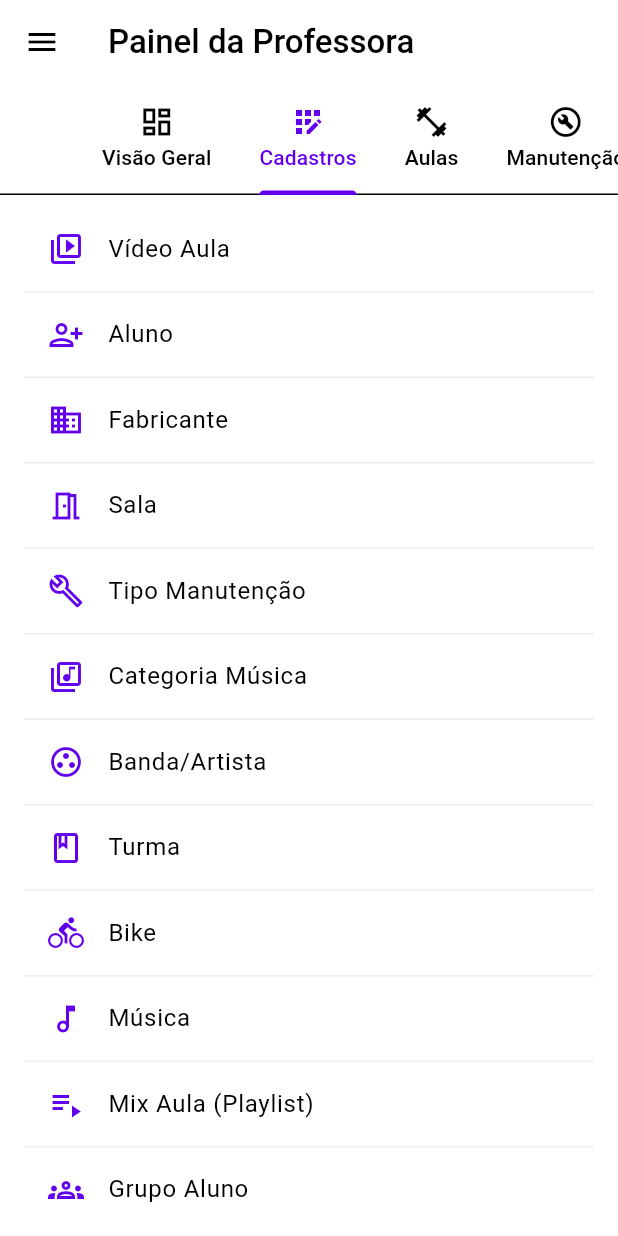
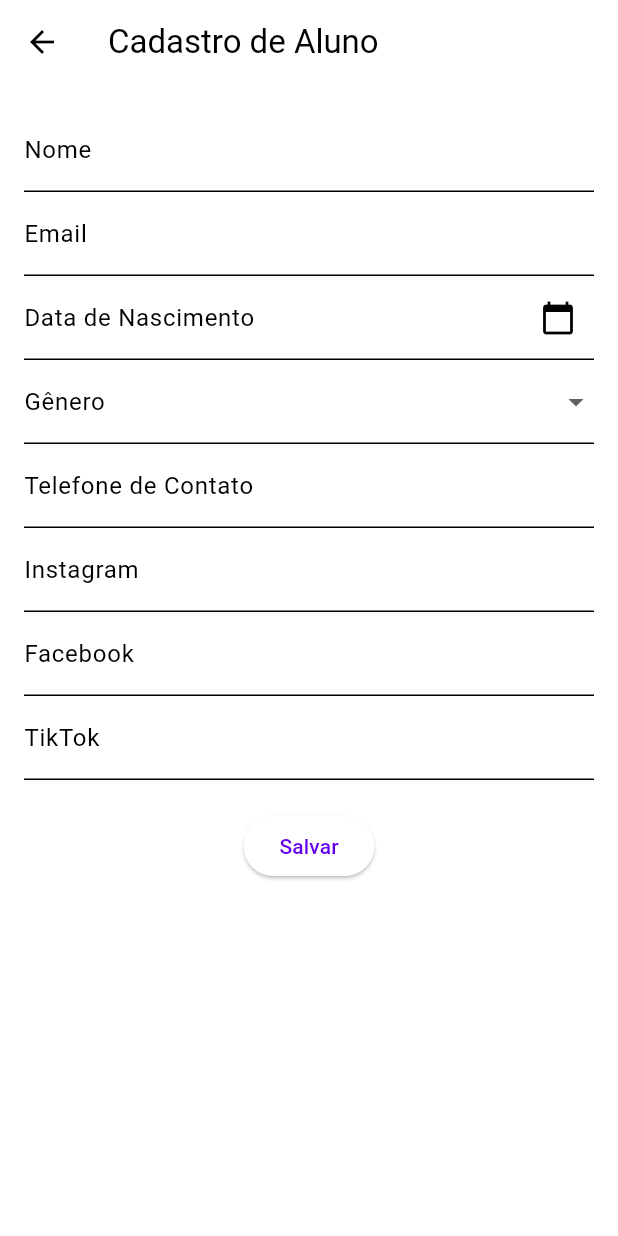
Before and after one commit to Eduardo-BGarcia/Spin_Flow, a Flutter app: the screen it shows after launch, tab 2 chosen, after a tap on "Aluno", on a phone screen of 412 x 824 dp. Run offline on Flutter 3.47's test engine with Material 3 defaults, Android fonts, the phone set to English and light mode, and no system bars.

Commit message:
[ FEAT ] Implementação dos DTOs e formulários de alunos e Video Aulas

```diff
--- a/lib/configuracao/aplicativo.dart
+++ b/lib/configuracao/aplicativo.dart
@@ -1,6 +1,8 @@
 import 'package:flutter/material.dart';
 import 'package:spin_flow/configuracao/rotas.dart';
 import 'package:spin_flow/telas/dashboard.dart';
+import 'package:spin_flow/telas/forms/aluno_form.dart';
+import 'package:spin_flow/telas/forms/video_aula_form.dart';
 
 class Aplicativo extends StatelessWidget {
   const Aplicativo({super.key});
@@ -14,6 +16,8 @@ class Aplicativo extends StatelessWidget {
       initialRoute: Rotas.home,
       routes: {
         Rotas.home: (context) => const TelaDashboard(),
+        Rotas.videoAulaForm: (context) => VideoAulaForm(),
+        Rotas.alunoForm: (context) => AlunoForm(),
       },
       home: const TelaDashboard(),
     );
--- a/lib/configuracao/rotas.dart
+++ b/lib/configuracao/rotas.dart
@@ -1,3 +1,5 @@
 class Rotas {
   static const String home = "/home";
+  static const String videoAulaForm = "/video-aula/formulario";
+  static const String alunoForm = "/aluno/formulario";
 }
--- a/lib/entities/template_entity.dart
+++ b/lib/entities/template_entity.dart
@@ -1,4 +1,4 @@
-class TemplateEntity {
+class DTOTemplate {
   final String id;
   final String name;
   final String? description;
@@ -8,7 +8,7 @@ class TemplateEntity {
   final DateTime? deletedAt;
   final bool isActive;
 
-  TemplateEntity({
+  DTOTemplate({
     required this.id,
     required this.name,
     required this.description,
--- /dev/null
+++ b/lib/enums/generos_enum.dart
@@ -0,0 +1,40 @@
+enum GeneroEnum {
+  masculino("Masculino"),
+  feminino("Feminino"),
+  outro("Outro"),
+  naoInformado("Não Informado");
+
+  final String? value;
+
+  const GeneroEnum([this.value]);
+
+  String get descricao {
+    switch (this) {
+      case GeneroEnum.masculino:
+        return 'Masculino';
+      case GeneroEnum.feminino:
+        return 'Feminino';
+      case GeneroEnum.outro:
+        return 'Outro';
+      case GeneroEnum.naoInformado:
+        return 'Não Informado';
+    }
+  }
+
+  static GeneroEnum? fromValue(String? value) {
+    if (value == null) return null;
+    return GeneroEnum.values.firstWhere(
+      (genero) => genero.toString() == value,
+      orElse: () => GeneroEnum.naoInformado,
+    );
+  }
+
+  static List<Map<String, String>> get dropdownOptions {
+    return GeneroEnum.values.map((genero) {
+      return {
+        'value': genero.toString(),
+        'label': genero.descricao,
+      };
+    }).toList();
+  }
+}
--- /dev/null
+++ b/lib/telas/forms/aluno_form.dart
@@ -0,0 +1,128 @@
+import 'package:flutter/material.dart';
+import 'package:spin_flow/enums/generos_enum.dart';
+import 'package:spin_flow/utils/data_utils.dart';
+import 'package:spin_flow/utils/validation_utils.dart';
+import 'package:spin_flow/widgets/components/campo_data.dart';
+
+class AlunoForm extends StatefulWidget {
+  const AlunoForm({super.key});
+
+  @override
+  State<StatefulWidget> createState() {
+    return _AlunoFormState();
+  }
+}
+
+class _AlunoFormState extends State<AlunoForm> {
+  final _formKey = GlobalKey<FormState>();
+  String? _id;
+  String? _name;
+  String? _email;
+  DateTime? _dataNascimento;
+  GeneroEnum? _genero;
+  String? _telefoneContato;
+  String? _perfilInstagram;
+  String? _perfilFacebook;
+  String? _perfilTiktok;
+  bool? _isActive = true;
+
+  DateTime currentDate = DateTime.now();
+
+  @override
+  Widget build(BuildContext context) {
+    return Scaffold(
+      appBar: AppBar(
+        title: const Text('Cadastro de Aluno'),
+      ),
+      body: Padding(
+        padding: const EdgeInsets.all(16.0),
+        child: Form(
+          key: _formKey,
+          child: Column(
+            children: [
+              TextFormField(
+                decoration: const InputDecoration(labelText: 'Nome'),
+                validator: (value) => stringValidator(value),
+                onSaved: (value) {
+                  _name = value;
+                },
+              ),
+              TextFormField(
+                decoration: const InputDecoration(labelText: 'Email'),
+                validator: (value) => emailValidator(value),
+                onSaved: (value) {
+                  _email = value;
+                },
+              ),
+              CampoData(
+                  label: "Data de Nascimento",
+                  dataMaxima: currentDate,
+                  dataMinima: DateTime(1900),
+                  onChanged: (value) {
+                    setState(() {
+                      _dataNascimento = value;
+                    });
+                  },
+                  valorInicial: _dataNascimento),
+              DropdownButtonFormField<GeneroEnum>(
+                decoration: const InputDecoration(labelText: 'Gênero'),
+                items: GeneroEnum.dropdownOptions
+                    .map(
+                      (item) => DropdownMenuItem(
+                          value: GeneroEnum.fromValue(item["value"]),
+                          child: Text(item['label']!)),
+                    )
+                    .toList(),
+                onChanged: (value) {
+                  setState(() {
+                    _genero = value;
+                  });
+                },
+                validator: (value) => dropdownValidator<GeneroEnum>(value),
+              ),
+              TextFormField(
+                decoration:
+                    const InputDecoration(labelText: 'Telefone de Contato'),
+                keyboardType: TextInputType.phone,
+                validator: (value) => stringValidator(value),
+                onSaved: (value) {
+                  _telefoneContato = value;
+                },
+              ),
+              TextFormField(
+                decoration: const InputDecoration(labelText: 'Instagram'),
+                keyboardType: TextInputType.url,
+                onSaved: (value) {
+                  _perfilInstagram = value;
+                },
+              ),
+              TextFormField(
+                decoration: const InputDecoration(labelText: 'Facebook'),
+                keyboardType: TextInputType.url,
+                onSaved: (value) {
+                  _perfilFacebook = value;
+                },
+              ),
+              TextFormField(
+                decoration: const InputDecoration(labelText: 'TikTok'),
+                keyboardType: TextInputType.url,
+                onSaved: (value) {
+                  _perfilTiktok = value;
+                },
+              ),
+              const SizedBox(height: 20),
+              ElevatedButton(
+                onPressed: () {
+                  if (_formKey.currentState!.validate()) {
+                    _formKey.currentState!.save();
+                  }
+                },
+                child: const Text('Salvar'),
+              ),
+            ],
+          ),
+        ),
+      ),
+    );
+  }
+}
--- /dev/null
+++ b/lib/utils/data_utils.dart
@@ -0,0 +1,4 @@
+String? dateToString(DateTime? date) {
+  if (date == null) return null;
+  return "${date.year.toString().padLeft(4, '0')}-${date.month.toString().padLeft(2, '0')}-${date.day.toString().padLeft(2, '0')}";
+}
--- /dev/null
+++ b/lib/widgets/components/campo_data.dart
@@ -0,0 +1,71 @@
+import 'package:flutter/material.dart';
+import 'package:intl/intl.dart';
+
+class CampoData extends StatefulWidget {
+  final String label;
+  final void Function(DateTime)? onChanged;
+  final DateTime? valorInicial;
+  final DateTime? dataMinima;
+  final DateTime? dataMaxima;
+
+  const CampoData({
+    super.key,
+    required this.label,
+    this.onChanged,
+    this.valorInicial,
+    this.dataMinima,
+    this.dataMaxima,
+  });
+
+  @override
+  State<CampoData> createState() => _CampoDataState();
+}
+
+class _CampoDataState extends State<CampoData> {
+  final _controller = TextEditingController();
+  DateTime? _dataSelecionada;
+
+  @override
+  void initState() {
+    super.initState();
+    if (widget.valorInicial != null) {
+      _dataSelecionada = widget.valorInicial;
+      _controller.text = DateFormat('dd/MM/yyyy').format(widget.valorInicial!);
+    }
+  }
+
+  @override
+  Widget build(BuildContext context) {
+    return TextFormField(
+      controller: _controller,
+      readOnly: true,
+      decoration: InputDecoration(
+        labelText: widget.label,
+        suffixIcon: const Icon(Icons.calendar_today),
+      ),
+      onTap: () async {
+        final DateTime agora = DateTime.now();
+        final primeira = DateTime(1900);
+        final ultima = DateTime(agora.year + 1);
+        final inicial = _dataSelecionada ?? agora;
+
+        final DateTime? data = await showDatePicker(
+          context: context,
+          initialDate: inicial,
+          firstDate: widget.dataMinima ?? primeira,
+          lastDate: widget.dataMaxima ?? ultima,
+        );
+
+        if (data != null) {
+          setState(() {
+            _dataSelecionada = data;
+            _controller.text = DateFormat('dd/MM/yyyy').format(data);
+          });
+          if (widget.onChanged != null) {
+            widget.onChanged!(data);
+          }
+        }
+      },
+    );
+  }
+}
--- a/pubspec.yaml
+++ b/pubspec.yaml
@@ -34,6 +34,7 @@ dependencies:
   # The following adds the Cupertino Icons font to your application.
   # Use with the CupertinoIcons class for iOS style icons.
   cupertino_icons: ^1.0.8
+  intl: ^0.20.2
 
 dev_dependencies:
   flutter_test:
```
Also changed, not shown: lib/entities/aluno_entity.dart (added, +39 -0 lines), lib/entities/video_aula_entity.dart (added, +25 -0 lines), lib/telas/dashboard.dart (+22 -13 lines), lib/telas/forms/video_aula_form.dart (added, +69 -0 lines), lib/utils/validation_utils.dart (added, +39 -0 lines), pubspec.lock.
